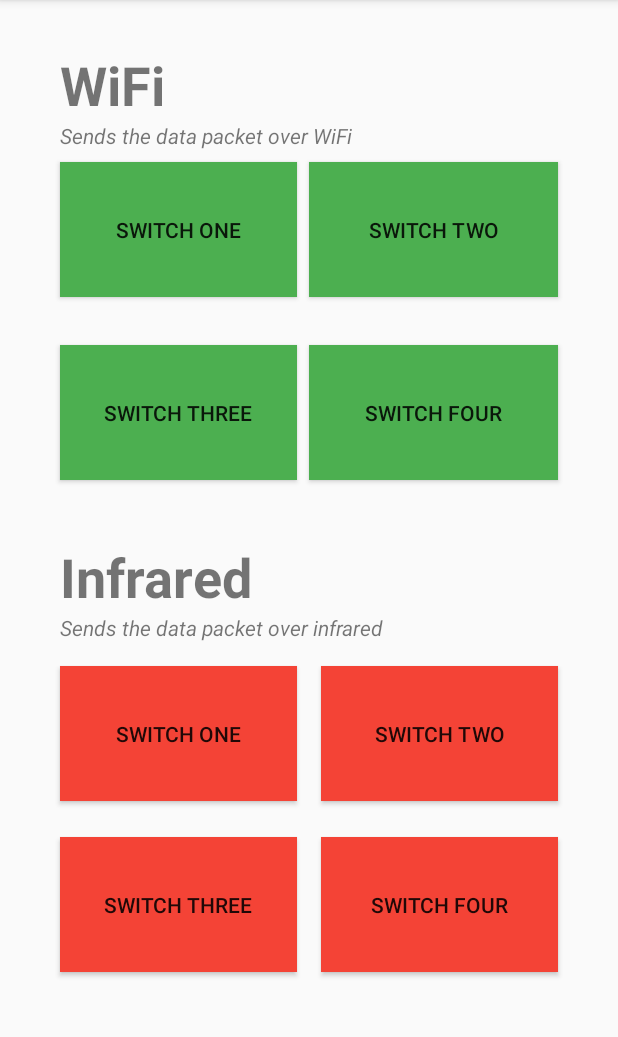
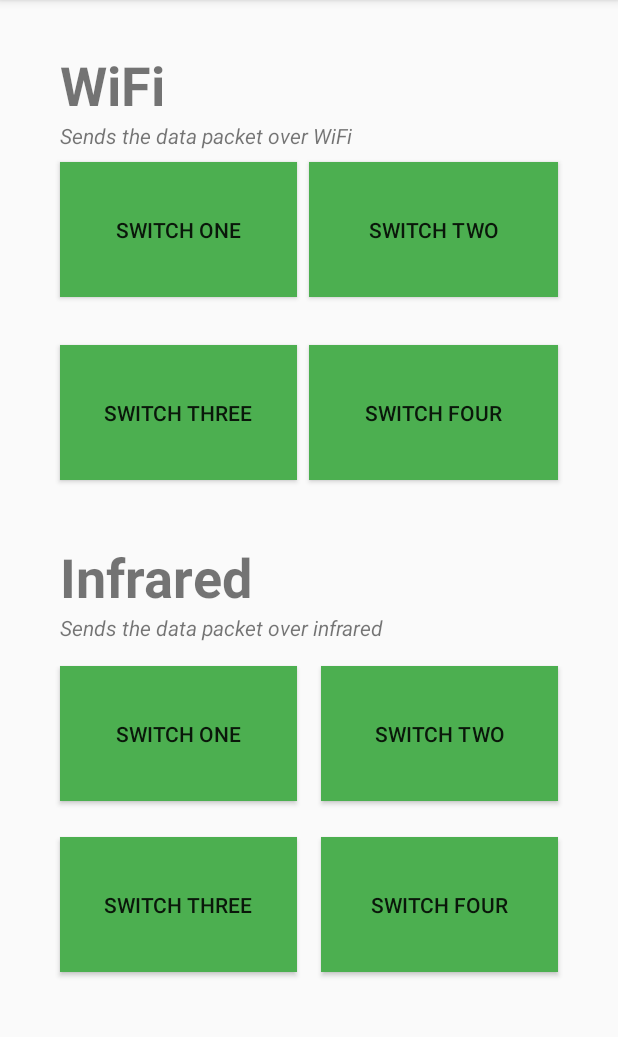
Before and after one commit to realshaunoneill/Smart-Strip-Project-App, an Android app: the screen it shows after launch (MainActivity), after a tap on "SWITCH THREE", on a phone screen of 412 x 824 dp, the part 84-1121 px from its top. Run offline under Robolectric (Android 15) with nearby library versions, the phone set to English and light mode, and no system bars; libraries missing offline, so code that uses them is left out: com.obd.infrared; 11 statements that could not run were skipped; 3 other taps on this screen came first.

Commit message:
Sync state with wifi and infrared

```diff
--- a/app/src/main/java/com/shaunoneill/projectcontroller/MainActivity.java
+++ b/app/src/main/java/com/shaunoneill/projectcontroller/MainActivity.java
@@ -112,31 +112,39 @@ public class MainActivity extends AppCompatActivity {
      */
     public void fetchStateColors() {
         // Wifi
-        if (wifiState1) {
+        if (wifiState1 || infraredState1) {
             wifiSwitch1.setBackgroundColor(Color.parseColor("#4CAF50"));
+            infraredSwitch1.setBackgroundColor(Color.parseColor("#4CAF50"));
         }else {
             wifiSwitch1.setBackgroundColor(Color.parseColor("#F44336")); // False
+            infraredSwitch1.setBackgroundColor(Color.parseColor("#F44336")); // False
         }
 
-        if (wifiState2) {
+        if (wifiState2 || infraredState2) {
             wifiSwitch2.setBackgroundColor(Color.parseColor("#4CAF50"));
+            infraredSwitch2.setBackgroundColor(Color.parseColor("#4CAF50"));
         }else {
             wifiSwitch2.setBackgroundColor(Color.parseColor("#F44336")); // False
+            infraredSwitch2.setBackgroundColor(Color.parseColor("#F44336")); // False
         }
 
-        if (wifiState3) {
+        if (wifiState3 || infraredState3) {
             wifiSwitch3.setBackgroundColor(Color.parseColor("#4CAF50"));
+            infraredSwitch3.setBackgroundColor(Color.parseColor("#4CAF50"));
         }else {
             wifiSwitch3.setBackgroundColor(Color.parseColor("#F44336")); // False
+            infraredSwitch3.setBackgroundColor(Color.parseColor("#F44336")); // False
         }
 
-        if (wifiState4) {
+        if (wifiState4 || infraredState4) {
             wifiSwitch4.setBackgroundColor(Color.parseColor("#4CAF50"));
+            infraredSwitch4.setBackgroundColor(Color.parseColor("#4CAF50"));
         }else {
             wifiSwitch4.setBackgroundColor(Color.parseColor("#F44336")); // False
+            infraredSwitch4.setBackgroundColor(Color.parseColor("#F44336")); // False
         }
 
-        // Infrared
+        /*// Infrared
         if (infraredState1) {
             infraredSwitch1.setBackgroundColor(Color.parseColor("#4CAF50"));
         }else {
@@ -159,7 +167,7 @@ public class MainActivity extends AppCompatActivity {
             infraredSwitch4.setBackgroundColor(Color.parseColor("#4CAF50"));
         }else {
             infraredSwitch4.setBackgroundColor(Color.parseColor("#F44336")); // False
-        }
+        }*/
     }
 
     /**
```
